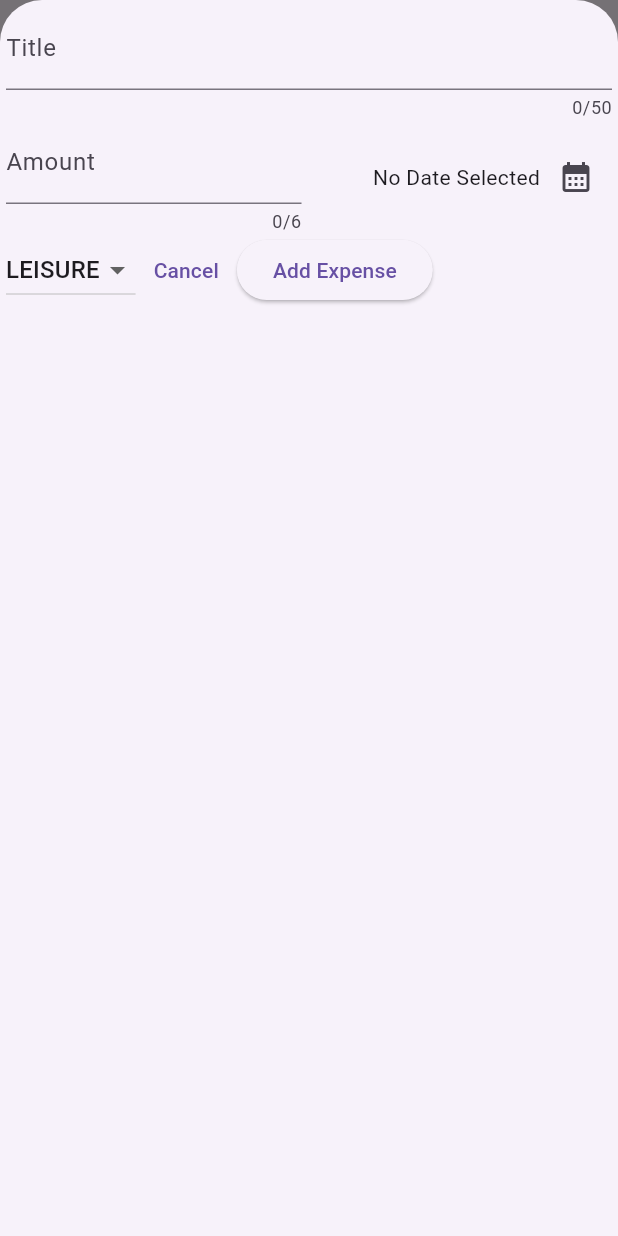
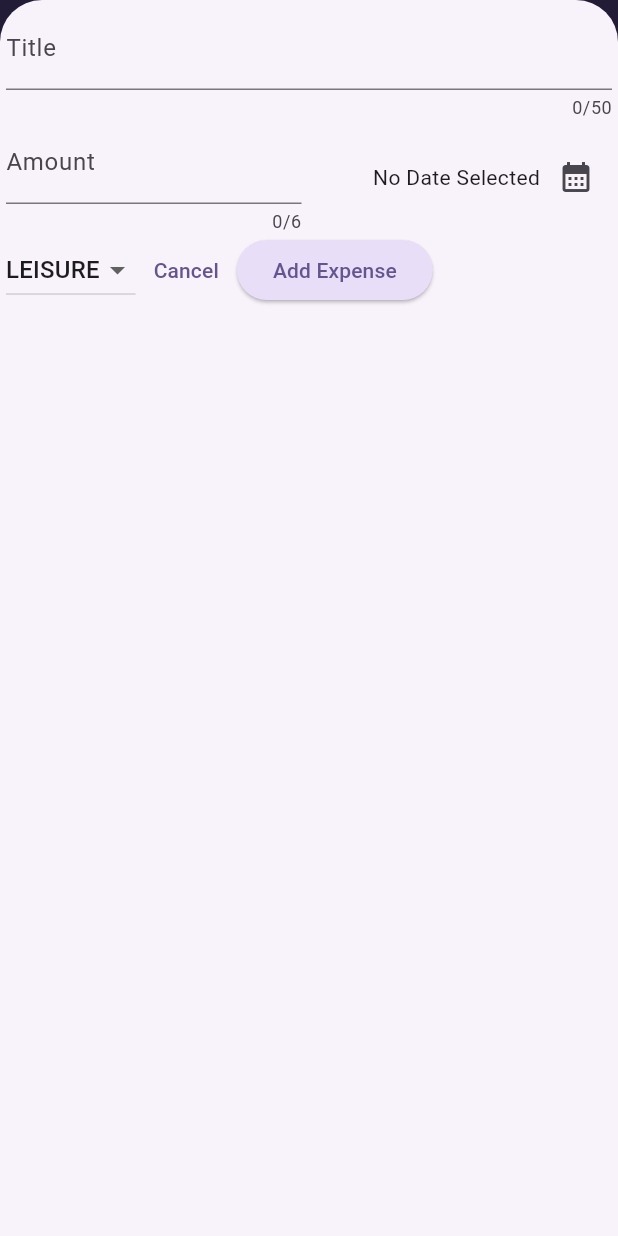
Before and after one commit to kapdroid/expense_tracker, a Flutter app: the screen it shows after launch, after a tap on the "add" icon, on a phone screen of 412 x 824 dp. Run offline on Flutter 3.47's test engine with Material 3 defaults, Android fonts, the phone set to English and light mode, and no system bars; missing offline and left inert: dart:ffi.

Commit message:
topic: theme ligh and dark

```diff
--- a/lib/main.dart
+++ b/lib/main.dart
@@ -1,9 +1,48 @@
 import 'package:expense_tracker/widgets/expense_list/expense.dart';
 import 'package:flutter/material.dart';
+
+final kColorScheme =
+    ColorScheme.fromSeed(seedColor: const Color.fromARGB(255, 96, 59, 181));
+
+final kDarkColorScheme = ColorScheme.fromSeed(
+    seedColor: const Color.fromARGB(255, 5, 99, 125),
+    brightness: Brightness.dark);
 
 void main() {
   runApp(
     MaterialApp(
-      home: Expenses()),
+        theme: ThemeData().copyWith(
+            colorScheme: kColorScheme,
+            appBarTheme: AppBarTheme(
+                backgroundColor: kColorScheme.onPrimaryContainer,
+                foregroundColor: kColorScheme.primaryContainer),
+            cardTheme: CardTheme().copyWith(
+              color: kColorScheme.secondaryContainer,
+              margin: const EdgeInsets.symmetric(horizontal: 12, vertical: 8),
+            ),
+            elevatedButtonTheme: ElevatedButtonThemeData(
+              style: ElevatedButton.styleFrom(
+                  backgroundColor: kColorScheme.secondaryContainer),
+            ),
+            textTheme: ThemeData().textTheme.copyWith(
+                titleLarge: TextStyle(
+                    fontWeight: FontWeight.bold,
+                    color: kColorScheme.onSecondaryContainer,
+                    fontSize: 16))),
+        darkTheme: ThemeData.dark().copyWith(
+            appBarTheme: AppBarTheme(
+                backgroundColor: kDarkColorScheme.onPrimary,
+                foregroundColor: kDarkColorScheme.onPrimaryContainer),
+            cardTheme: const CardTheme().copyWith(
+              color: kDarkColorScheme.secondaryContainer,
+              margin: const EdgeInsets.symmetric(horizontal: 12, vertical: 8),
+            ),
+            textTheme: ThemeData().textTheme.copyWith(
+                titleLarge: TextStyle(
+                    fontWeight: FontWeight.bold,
+                    color: kDarkColorScheme.onSecondaryContainer,
+                    fontSize: 16))),
+        themeMode: ThemeMode.system,
+        home: Expenses()),
   );
 }
--- a/lib/widgets/expense_list/expense_list.dart
+++ b/lib/widgets/expense_list/expense_list.dart
@@ -14,6 +14,8 @@ class ExpenseList extends StatelessWidget {
         child: ListView.builder(
             itemCount: _expenseList.length,
             itemBuilder: (ctx, index) => Dismissible(
+                  background:
+                      Container(color: Theme.of(context).colorScheme.error.withOpacity(0.50)),
                   key: ValueKey(_expenseList[index]),
                   child: ExpenseItem(_expenseList[index]),
                   onDismissed: (direction) {
--- a/lib/widgets/item_expense.dart
+++ b/lib/widgets/item_expense.dart
@@ -12,7 +12,10 @@ class ExpenseItem extends StatelessWidget {
             child: Column(
               crossAxisAlignment: CrossAxisAlignment.start,
               children: [
-                Text(_expense.title),
+                Text(
+                  _expense.title,
+                  style: Theme.of(context).textTheme.titleLarge,
+                ),
                 const SizedBox(
                   height: 4,
                 ),
```
